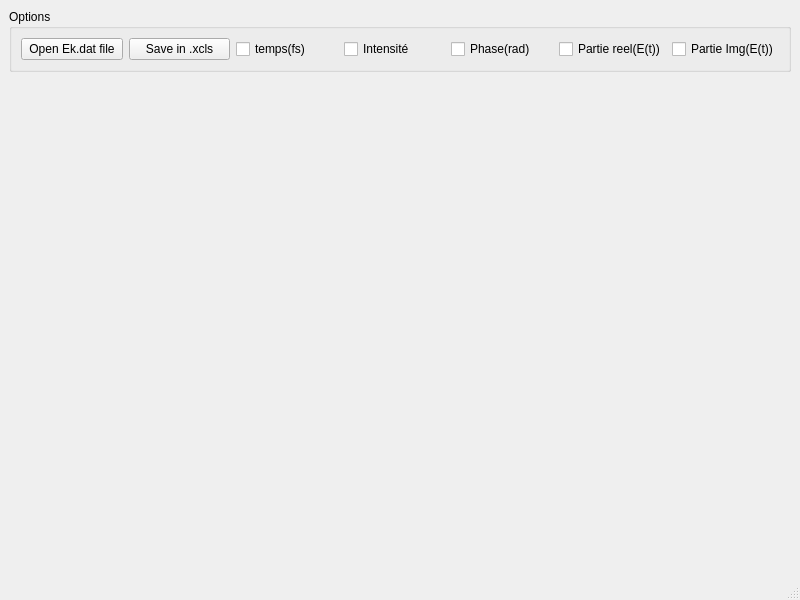
Qt form frog_file.ui (FabL91/Lecture-.dat) before a commit.
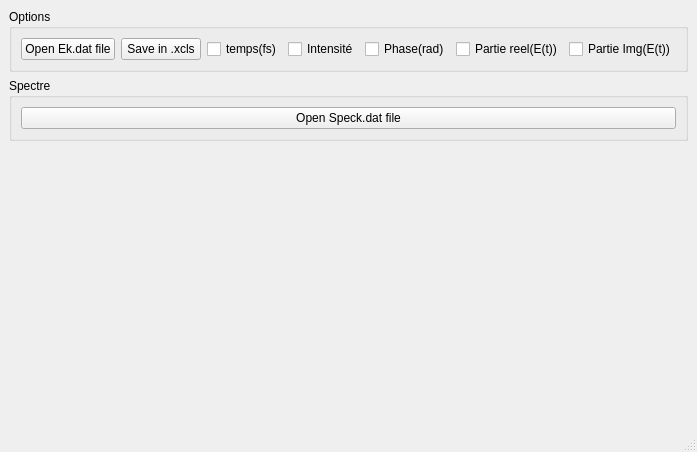
The same form after that commit.

Commit message: Ajout ouverture fichier speck.dat

What changed in the file:
```diff
--- a/frog_file.ui
+++ b/frog_file.ui
@@ -6,8 +6,8 @@
    <rect>
     <x>0</x>
     <y>0</y>
-    <width>800</width>
-    <height>600</height>
+    <width>664</width>
+    <height>452</height>
    </rect>
   </property>
   <property name="windowTitle">
@@ -73,14 +73,43 @@
       </layout>
      </widget>
     </item>
+    <item>
+     <widget class="QGroupBox" name="spectreGroupBox">
+      <property name="title">
+       <string>Spectre</string>
+      </property>
+      <layout class="QVBoxLayout" name="verticalLayout_3">
+       <item>
+        <widget class="QPushButton" name="openSpeckButton">
+         <property name="text">
+          <string>Open Speck.dat file</string>
+         </property>
+        </widget>
+       </item>
+       <!-- Ajoutez ici les widgets pour le spectre si nécessaire -->
+      </layout>
+     </widget>
+    </item>
     <item>
      <widget class="QWidget" name="mplWidget" native="true">
+      <property name="enabled">
+       <bool>true</bool>
+      </property>
       <property name="sizePolicy">
        <sizepolicy hsizetype="Expanding" vsizetype="Expanding">
         <horstretch>0</horstretch>
         <verstretch>0</verstretch>
        </sizepolicy>
       </property>
+      <property name="minimumSize">
+       <size>
+        <width>0</width>
+        <height>0</height>
+       </size>
+      </property>
+      <property name="layoutDirection">
+       <enum>Qt::LayoutDirection::RightToLeft</enum>
+      </property>
      </widget>
     </item>
    </layout>
```
Left out of the diff: 2 changed lines with no effect on the pictures. The commit also changes 3 other files.
